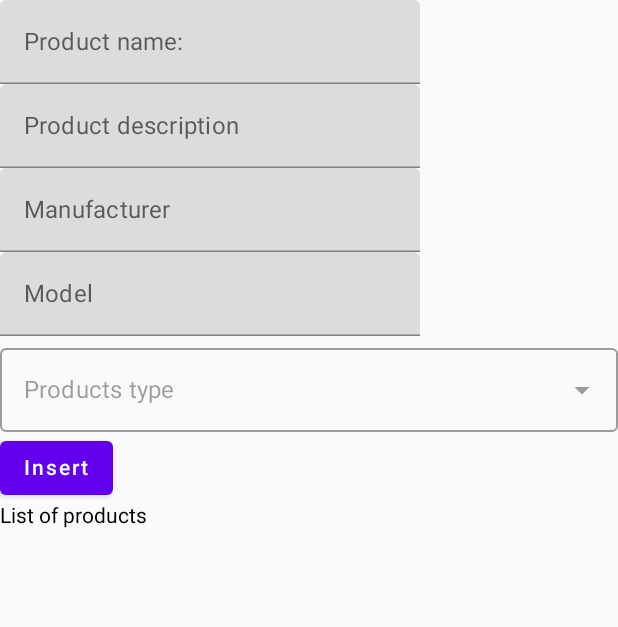
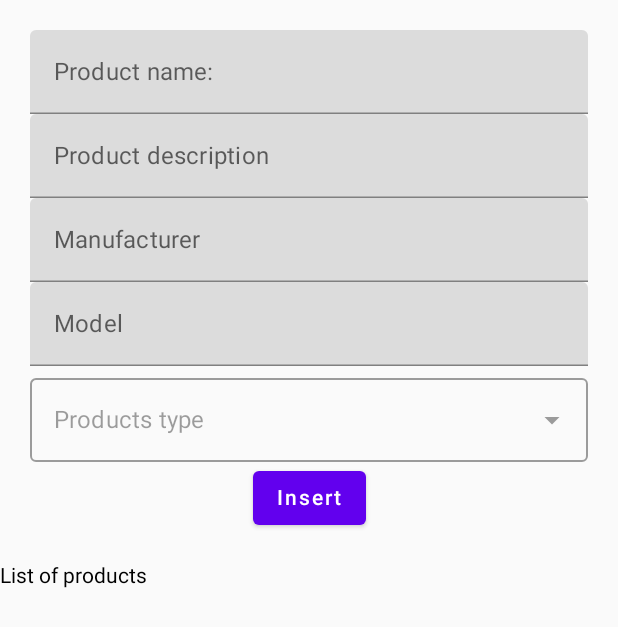
Before and after one commit to JHiltunen/PlaceJetAndroidClient, an Android app built with Jetpack Compose: the screen it shows after launch (MainActivity), on a phone screen of 412 x 824 dp. Shown: the top 627 px of the screen. Run offline under Robolectric (Android 15) with nearby library versions, the phone set to English and light mode, and no system bars; our stand-ins replace Room's generated code, livedata-compose.

Commit message:
Changed layout

```diff
--- a/app/src/main/java/com/jhiltunen/placejetandroid/ui/components/ProductForm.kt
+++ b/app/src/main/java/com/jhiltunen/placejetandroid/ui/components/ProductForm.kt
@@ -8,12 +8,14 @@ import androidx.compose.material.icons.Icons
 import androidx.compose.material.icons.filled.ArrowDropDown
 import androidx.compose.material.icons.filled.KeyboardArrowUp
 import androidx.compose.runtime.*
+import androidx.compose.ui.Alignment
 import androidx.compose.ui.Modifier
 import androidx.compose.ui.geometry.Size
 import androidx.compose.ui.layout.onGloballyPositioned
 import androidx.compose.ui.platform.LocalDensity
 import androidx.compose.ui.res.stringResource
 import androidx.compose.ui.text.input.KeyboardType
+import androidx.compose.ui.unit.dp
 import androidx.compose.ui.unit.toSize
 import com.jhiltunen.placejetandroid.R
 import com.jhiltunen.placejetandroid.entity.*
@@ -55,35 +57,39 @@ fun ProductForm(productViewModel: ProductViewModel, product: Products?) {
     else
         Icons.Filled.ArrowDropDown
 
-    Column {
+    Column(verticalArrangement = Arrangement.Center, horizontalAlignment = Alignment.CenterHorizontally, modifier = Modifier.fillMaxWidth().padding(20.dp)) {
         TextField(
             value = productName,
             label = { Text(text = stringResource(id = R.string.product_name)) },
             onValueChange = {
                 productName = it
                 product?.name = it
-            })
+            },
+            modifier = Modifier.fillMaxWidth())
         TextField(
             value = description,
             label = { Text(text = stringResource(id = R.string.product_description)) },
             onValueChange = {
                 description = it
                 product?.description = it
-            })
+            },
+            modifier = Modifier.fillMaxWidth())
         TextField(
             value = manufacturer,
             label = { Text(text = stringResource(id = R.string.product_manufacturer)) },
             onValueChange = {
                 manufacturer = it
                 product?.manufacturer = it
-            })
+            },
+            modifier = Modifier.fillMaxWidth())
         TextField(
             value = model,
             label = { Text(text = stringResource(id = R.string.product_model)) },
             onValueChange = {
                 model = it
                 product?.model = it
-            })
+            },
+            modifier = Modifier.fillMaxWidth())
 
         Row(horizontalArrangement = Arrangement.SpaceEvenly) {
             Column {
```
